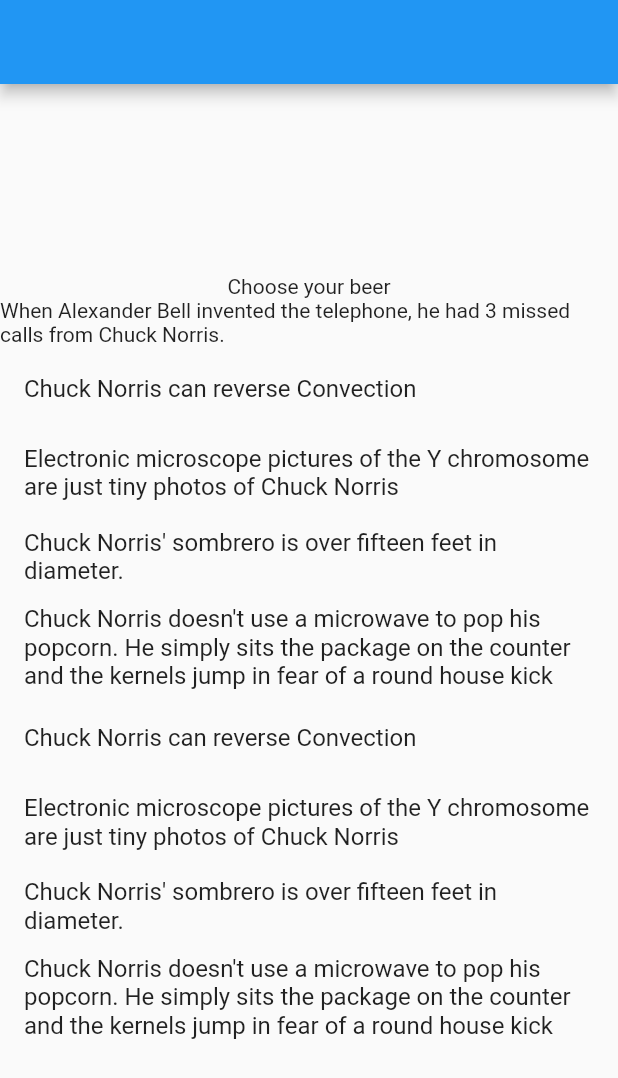
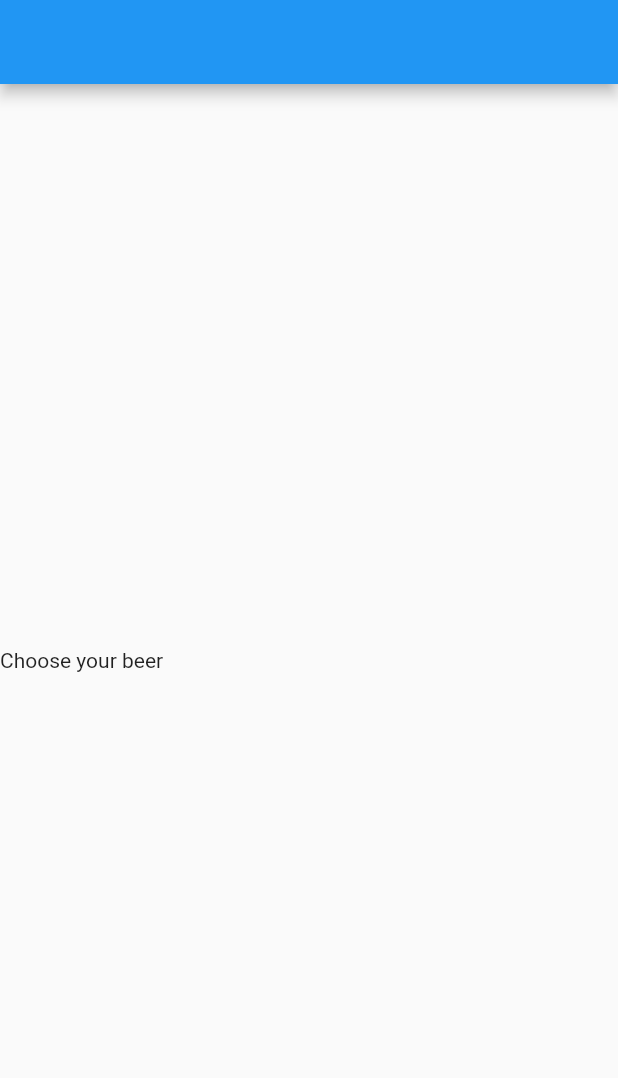
Before and after one commit to ChariseWalraven/real_brew, a Flutter app: the screen it shows after launch, on a phone screen of 412 x 824 dp. Shown: the top 1078 px of the screen. Run offline on Flutter 3.47's test engine with Material 2 defaults, Android fonts, the phone set to English and light mode, and no system bars; our stand-ins replace flutter_riverpod; missing offline and left inert: mockito.

Commit message:
removes riverpod test code

```diff
--- a/lib/main.dart
+++ b/lib/main.dart
@@ -2,7 +2,6 @@ import 'package:flutter/material.dart';
 import 'package:flutter_riverpod/flutter_riverpod.dart';
 import 'package:real_brew/models/beer_recipe.dart';
 import 'package:real_brew/services/beer_api.dart';
-import 'package:real_brew/ui/widgets/riverpod_test.dart';
 
 void main() {
   runApp(const ProviderScope(child: MyApp()));
@@ -38,9 +37,6 @@ class HomeScreen extends StatelessWidget {
             Text(
               'Choose your beer',
             ),
-            ChuckJoke(),
-            ChuckJokes(),
-            SpinnerThenChuckJoke(),
             // BeersList(),
           ],
         ),
--- a/lib/state/riverpod_test.dart
+++ /dev/null
@@ -1,49 +0,0 @@
-import 'package:flutter/cupertino.dart';
-import 'package:flutter_riverpod/flutter_riverpod.dart';
-
-// Chuck norris joke courtesy of https://api.chucknorris.io/
-final testProvider = Provider<String>((_) =>
-    'When Alexander Bell invented the telephone, he had 3 missed calls from Chuck Norris.');
-
-class Joke {
-  Joke({required this.text, required this.funnyLevel});
-
-  final String text;
-  final FunnyLevel funnyLevel;
-}
-
-final _jokes = [
-  Joke(
-    text: "Chuck Norris can reverse Convection",
-    funnyLevel: FunnyLevel.oneSnort,
-  ),
-  Joke(
-    text:
-        "Electronic microscope pictures of the Y chromosome are just tiny photos of Chuck Norris",
-    funnyLevel: FunnyLevel.okThatOnesPrettyFunny,
-  ),
-  Joke(
-    text: "Chuck Norris' sombrero is over fifteen feet in diameter.",
-    funnyLevel: FunnyLevel.iAmMakingLaughingNoisesButItsNotActuallyFunny,
-  ),
-  Joke(
-    text:
-        "Chuck Norris doesn't use a microwave to pop his popcorn. He simply sits the package on the counter and the kernels jump in fear of a round house kick",
-    funnyLevel: FunnyLevel.wowMoreThanOneLaugh,
-  ),
-];
-
-enum FunnyLevel {
-  iAmMakingLaughingNoisesButItsNotActuallyFunny,
-  oneSnort,
-  okThatOnesPrettyFunny,
-  wowMoreThanOneLaugh,
-  soFunnyItsHardToBreathe,
-  dead,
-}
-
-final stateProviderTest = StateProvider<List<Joke>>((ref) => _jokes);
-
-final futureProviderTest = FutureProvider<List<Joke>>(
-  (ref) => Future.delayed(const Duration(seconds: 3), () => _jokes),
-);
--- a/lib/ui/widgets/riverpod_test.dart
+++ /dev/null
@@ -1,63 +0,0 @@
-import 'package:flutter/material.dart';
-import 'package:flutter_riverpod/flutter_riverpod.dart';
-import 'package:real_brew/state/riverpod_test.dart';
-
-class ChuckJoke extends ConsumerWidget {
-  const ChuckJoke({super.key});
-
-  @override
-  Widget build(BuildContext context, WidgetRef ref) {
-    final String chuckJoke = ref.watch(testProvider);
-    return Text(
-        chuckJoke.isEmpty ? "No Chuck Norris joke for you!" : chuckJoke);
-  }
-}
-
-class ChuckJokes extends ConsumerWidget {
-  const ChuckJokes({super.key});
-
-  @override
-  Widget build(BuildContext context, WidgetRef ref) {
-    final List<Joke> jokes = ref.watch(stateProviderTest);
-    return JokesList(jokes: jokes);
-  }
-}
-
-class JokesList extends StatelessWidget {
-  const JokesList({
-    Key? key,
-    required this.jokes,
-  }) : super(key: key);
-
-  final List<Joke> jokes;
-
-  @override
-  Widget build(BuildContext context) {
-    return ListView.builder(
-      shrinkWrap: true,
-      itemCount: jokes.length,
-      itemBuilder: (context, index) {
-        final joke = jokes[index];
-        return ListTile(
-          title: Text(joke.text),
-        );
-      },
-    );
-  }
-}
-
-class SpinnerThenChuckJoke extends ConsumerWidget {
-  const SpinnerThenChuckJoke({super.key});
-
-  @override
-  Widget build(BuildContext context, WidgetRef ref) {
-    AsyncValue<List<Joke>> jokes = ref.watch(futureProviderTest);
-
-    return jokes.when(
-        loading: () => const CircularProgressIndicator(),
-        error: (error, stackTrace) => Text(error.toString()),
-        data: (jokes) {
-          return JokesList(jokes: jokes);
-        });
-  }
-}
```
